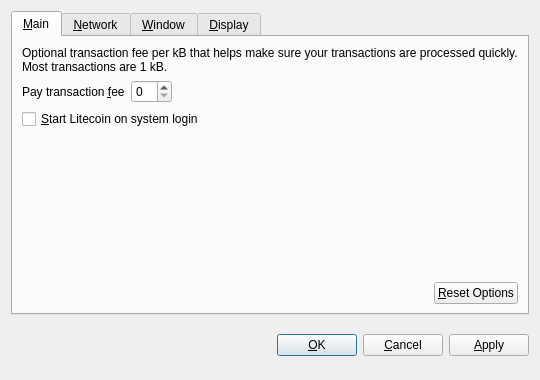
Qt form libertyCoin-linux/src/qt/forms/optionsdialog.ui (milandashara/libertyCoin) before a commit.
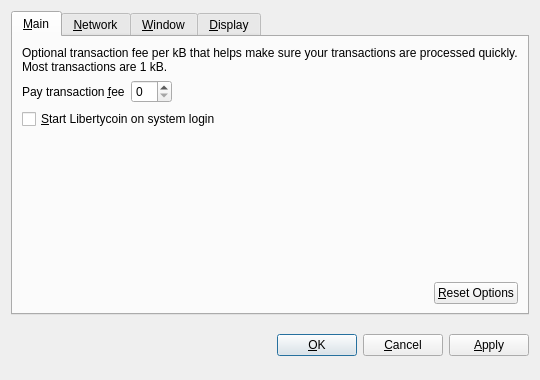
The same form after that commit. Custom widgets are drawn as their Qt base class.

Commit message: Change name from litecoin to libertyCoin

```diff
--- a/libertyCoin-linux/src/qt/forms/optionsdialog.ui
+++ b/libertyCoin-linux/src/qt/forms/optionsdialog.ui
@@ -82,7 +82,7 @@
           <string>Automatically start Litecoin after logging in to the system.</string>
          </property>
          <property name="text">
-          <string>&amp;Start Litecoin on system login</string>
+          <string>&amp;Start Libertycoin on system login</string>
          </property>
         </widget>
        </item>
```
Left out of the diff: 10 changed lines with no effect on the pictures. The commit also changes 60 other files.
